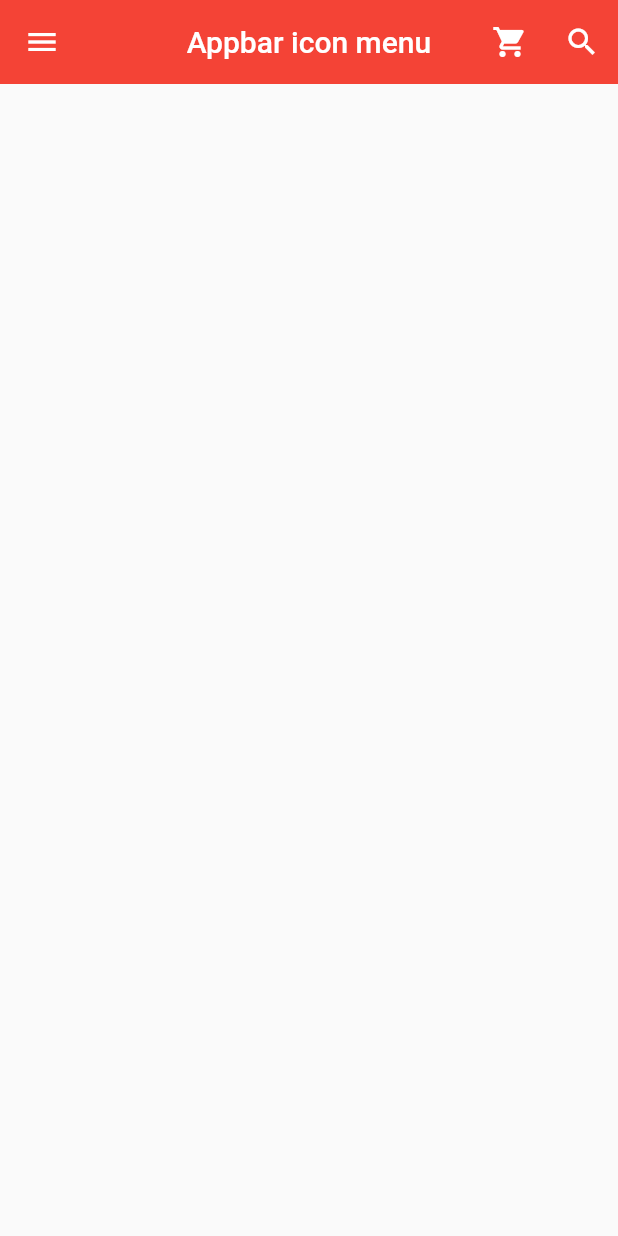
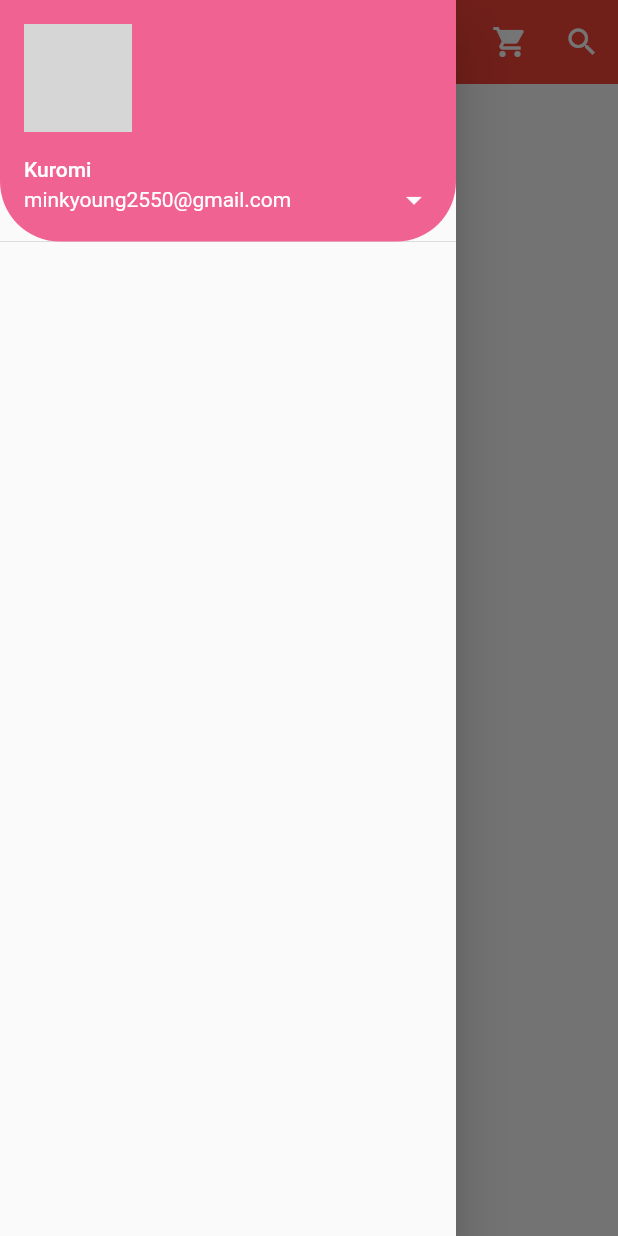
Before and after one commit to veronica2550/coding_chef_tutorial, a Flutter app: the screen it shows after launch, with the side drawer open (before the commit the screen has no drawer), on a phone screen of 412 x 824 dp. Run offline on Flutter 3.47's test engine with Material 2 defaults, Android fonts, the light colour scheme and no system bars; grey boxes are pictures that could not be loaded.

Commit message:
Drawer 메뉴: ListView의 UserAccountsDrawerHeader 속성

```diff
--- a/lib/main.dart
+++ b/lib/main.dart
@@ -27,12 +27,6 @@
         title: const Text('Appbar icon menu'),
         centerTitle: true,
         elevation: 0.0,
-        leading: IconButton(
-          icon: const Icon(Icons.menu),
-          onPressed: () {
-            print('menu button is clicked');
-          },
-        ),
         actions: [
           IconButton(
             icon: const Icon(Icons.shopping_cart),
@@ -48,6 +42,29 @@
           ),
         ],
       ),
+      drawer: Drawer(
+        child: ListView(
+          padding: EdgeInsets.zero,
+          children: [
+            UserAccountsDrawerHeader(
+              currentAccountPicture: CircleAvatar(
+                backgroundImage: AssetImage('assets/kuromi.gif'),
+              ),
+              accountName: Text('Kuromi'),
+              accountEmail: Text('minkyoung2550@gmail.com'),
+              onDetailsPressed: () {
+                print('arrow is clicked');
+              },
+              decoration: BoxDecoration(
+                  color: Colors.pink[300],
+                  borderRadius: BorderRadius.only(
+                    bottomLeft: Radius.circular(40.0),
+                    bottomRight: Radius.circular(40.0),
+                  )),
+            )
+          ],
+        ),
+      ),
     );
   }
 }
```
